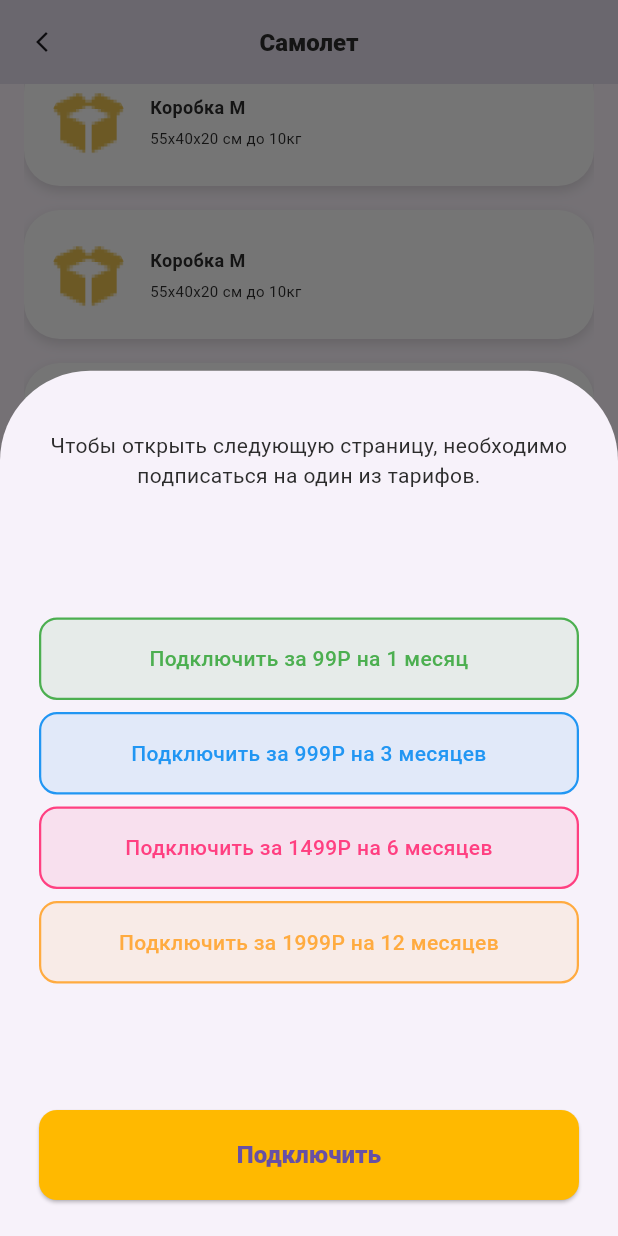
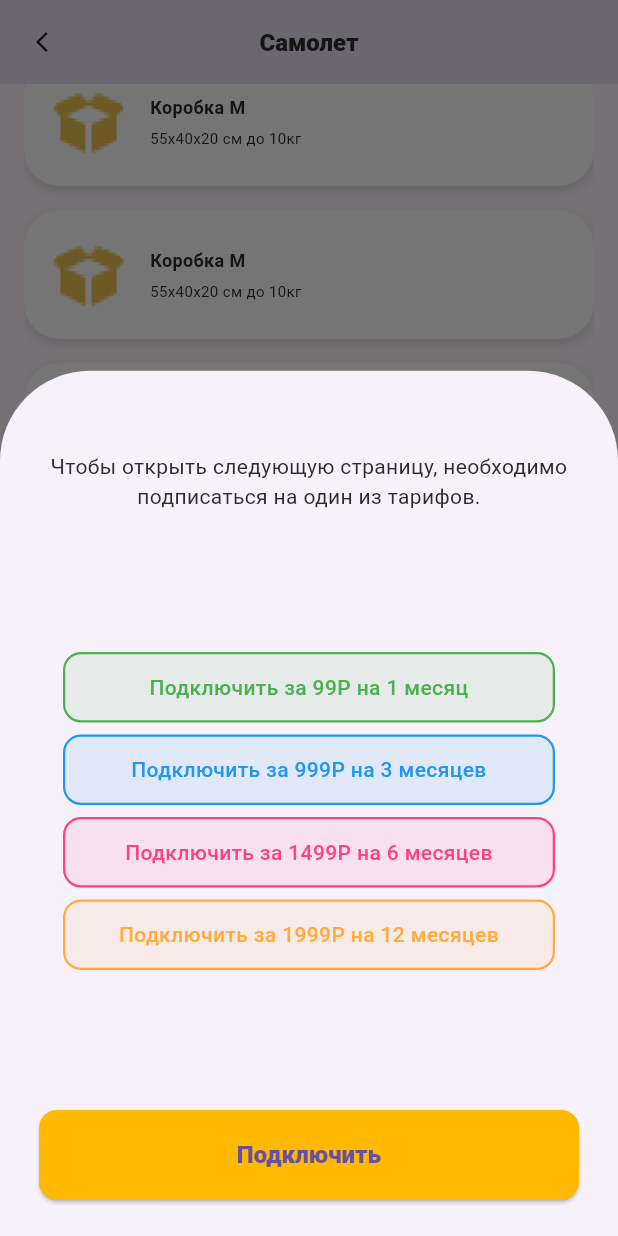
Before and after one commit to erjigit12/aist_cargo, a Flutter app: the DeliverDetailPage screen opened directly, scrolled down 496 dp, after a tap on "Создать поездку", on a phone screen of 412 x 824 dp. Run offline on Flutter 3.47's test engine with Material 3 defaults, Android fonts, the phone set to English and light mode, and no system bars; our stand-ins replace flutter_bloc, flutter_svg, get_it.

Commit message:
something i ad

```diff
--- a/lib/src/feature/deliver/presentation/pages/deliver_detail_page.dart
+++ b/lib/src/feature/deliver/presentation/pages/deliver_detail_page.dart
@@ -215,7 +215,7 @@
             child: Column(
               crossAxisAlignment: CrossAxisAlignment.center,
               children: [
-                const SizedBox(height: 16),
+                const SizedBox(height: 30),
                 Text(
                   'Чтобы открыть следующую страницу, необходимо подписаться на один из тарифов.',
                   textAlign: TextAlign.center,
@@ -255,9 +255,11 @@
   }
 
   Widget _buildSubscriptionOption(String text, Color color) {
-    return Container(
+    return Padding(
+      padding: const EdgeInsets.symmetric(horizontal: 16),
+      child: Container(
         width: double.infinity,
-      padding: const EdgeInsets.symmetric(vertical: 16),
+        padding: const EdgeInsets.symmetric(vertical: 12),
         decoration: BoxDecoration(
           color: color.withOpacity(0.1),
           border: Border.all(color: color, width: 1.5),
@@ -272,6 +274,7 @@
             fontWeight: FontWeight.w500,
           ),
         ),
+      ),
     );
   }
 }
```
Lines whose indentation alone changed are shown as unchanged.
